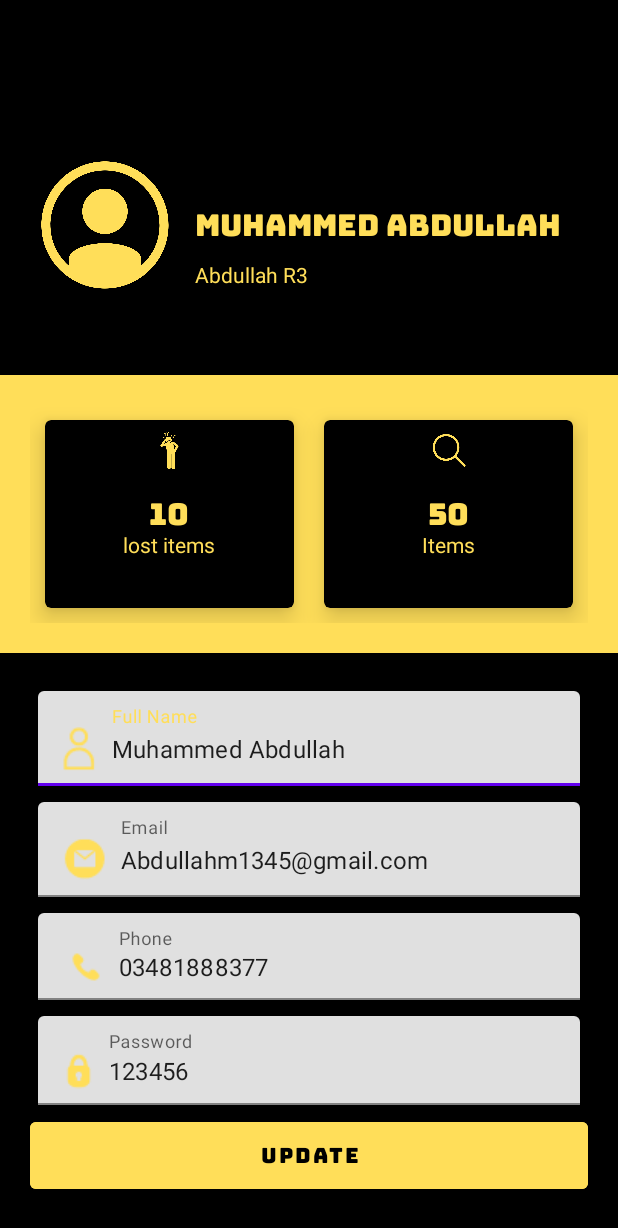
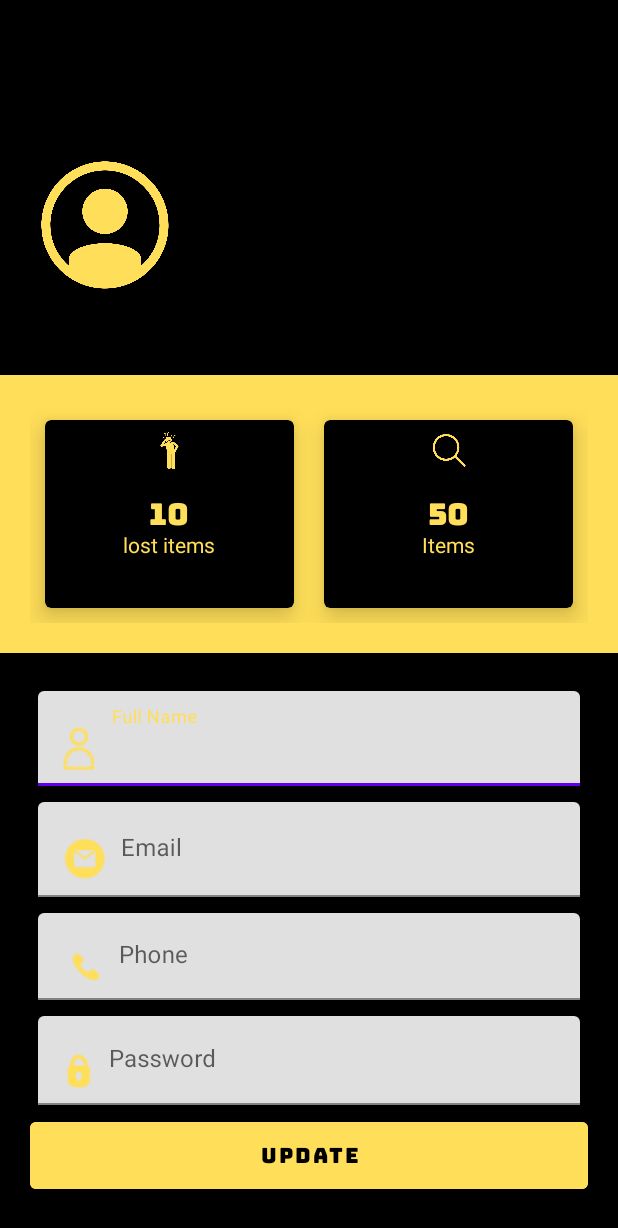
Before and after one commit to AbdullahRM3/FindMeStuff, an Android app: the UserProfile screen opened directly, with no data from a screen before it, on a phone screen of 412 x 824 dp. Shown: the top 1228 px of the screen. Run offline under Robolectric (Android 15) with nearby library versions, the phone set to English and light mode, and no system bars; Roboto replaces fonts that are not available here.

Commit message:
working on showing data in userprofile

```diff
--- a/app/src/main/java/com/r3/findmestuff/UserProfile.java
+++ b/app/src/main/java/com/r3/findmestuff/UserProfile.java
@@ -2,13 +2,47 @@ package com.r3.findmestuff;
 
 import androidx.appcompat.app.AppCompatActivity;
 
+import android.content.Intent;
 import android.os.Bundle;
+import android.widget.TextView;
+
+import com.google.android.material.textfield.TextInputLayout;
 
 public class UserProfile extends AppCompatActivity {
+    TextInputLayout fullname, email, phone, password ;
+    TextView fullnameLabel, usernameLabel;
 
     @Override
     protected void onCreate(Bundle savedInstanceState) {
         super.onCreate(savedInstanceState);
         setContentView(R.layout.activity_user_profile);
+
+        //hooks
+        fullname=findViewById(R.id.update_full_name);
+        email=findViewById(R.id.update_email);
+        password=findViewById(R.id.update_password);
+        phone=findViewById(R.id.update_phone);
+        fullnameLabel=findViewById(R.id.full_name);
+        usernameLabel=findViewById(R.id.username_profile);
+
+        //show all user data
+        showAllUserdata();
+    }
+
+    private void showAllUserdata() {
+
+        Intent intent = getIntent();
+        String user_username = intent.getStringExtra("username");
+        String user_name = intent.getStringExtra("name");
+        String user_email = intent.getStringExtra("email");
+        String user_phone = intent.getStringExtra("phone");
+        String user_password = intent.getStringExtra("password");
+
+        fullnameLabel.setText(user_name);
+        usernameLabel.setText(user_username);
+        fullname.getEditText().setText(user_name);
+        email.getEditText().setText(user_email);
+        phone.getEditText().setText(user_phone);
+        password.getEditText().setText(user_password);
     }
 }
--- a/app/src/main/res/layout/activity_user_profile.xml
+++ b/app/src/main/res/layout/activity_user_profile.xml
@@ -36,12 +36,12 @@
                 android:layout_marginLeft="10dp"
                 android:layout_toRightOf="@+id/profile_image"
                 android:fontFamily="@font/bungee"
-                android:text="Muhammed Abdullah"
+
                 android:textColor="#ffde59"
                 android:textSize="20sp" />
 
             <TextView
-                android:id="@+id/username"
+                android:id="@+id/username_profile"
                 android:layout_width="wrap_content"
                 android:layout_height="wrap_content"
                 android:layout_below="@+id/full_name"
@@ -49,7 +49,7 @@
                 android:layout_marginLeft="10dp"
                 android:layout_toRightOf="@+id/profile_image"
                 android:includeFontPadding="false"
-                android:text="Abdullah R3"
+
                 android:textColor="#ffde59"
                 android:textSize="14sp" />
 
@@ -188,7 +188,7 @@
                     android:layout_height="wrap_content"
                     android:drawableLeft="@drawable/user_icon_small"
                     android:drawablePadding="10dp"
-                    android:text="Muhammed Abdullah"
+
 
                     />
 
@@ -211,7 +211,7 @@
                     android:layout_height="wrap_content"
                     android:drawableLeft="@drawable/small_email"
                     android:drawablePadding="10dp"
-                    android:text="Abdullahm1345@gmail.com"
+
 
                     />
 
@@ -234,7 +234,7 @@
                     android:layout_height="wrap_content"
                     android:drawableLeft="@drawable/small_phone"
                     android:drawablePadding="10dp"
-                    android:text="03481888377"
+
 
                     />
 
@@ -257,7 +257,7 @@
                     android:layout_height="wrap_content"
                     android:drawableLeft="@drawable/small_pass"
                     android:drawablePadding="10dp"
-                    android:text="123456"
+
 
                     />
 
```
